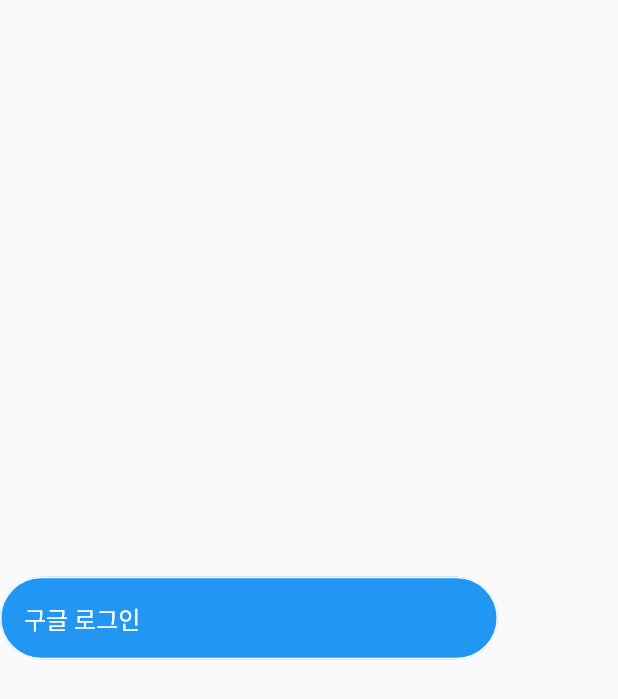
After one commit to lsh981127/Applepay-search-app-Capstone-Project, a Flutter app: the LoginPage screen opened directly, after a tap on "구글 로그인", on a phone screen of 412 x 824 dp. The commit adds this screen. Shown: the top 699 px of the screen. Run offline on Flutter 3.47's test engine with Material 2 defaults, Android fonts, the phone set to English and light mode, and no system bars; our stand-ins replace cloud_firestore, csv, firebase_auth, firebase_core, geolocator, google_maps_flutter and 1 more; missing offline and left inert: proj4dart; accounts and stored records are empty; network calls fail.

Commit message:
구글 로그인 구현

```diff
--- a/lib/main.dart
+++ b/lib/main.dart
@@ -5,6 +5,7 @@ import 'package:flutter/foundation.dart';
 import 'package:flutter/material.dart';
 import 'package:newcapstone/firebase_options.dart';
 import 'package:newcapstone/src/googleMap.dart';
+import 'package:newcapstone/src/login_page.dart';
 
 void main() async{
   WidgetsFlutterBinding.ensureInitialized();
@@ -16,8 +17,8 @@ void main() async{
 
 Widget platformChoice() {
   if(kIsWeb) {
-    // return mapPageWeb();
-    return googleMapPage();
+    // return LoginPage();
+    return LoginPage();
   } else {
     if(Platform.isAndroid) {
       // return mapPage();
--- a/lib/src/googleMap.dart
+++ b/lib/src/googleMap.dart
@@ -2,6 +2,7 @@ import 'dart:async';
 
 import 'package:flutter/material.dart';
 import 'package:flutter/services.dart';
+import 'package:geolocator/geolocator.dart';
 import 'package:google_maps_flutter/google_maps_flutter.dart';
 import 'package:csv/csv.dart';
 import 'package:proj4dart/proj4dart.dart';
@@ -29,7 +30,14 @@ class _googleMapPageState extends State<googleMapPage> {
     });
   }
 
-  Future<void> _readCsv() async{
+  Future<Position> getCurrentLocation() async {
+    Position position = await Geolocator.getCurrentPosition(
+        desiredAccuracy: LocationAccuracy.high);
+
+    return position;
+  }
+
+  Future<void> _readCsv() async {
     var srcProj=Projection.add('EPSG:2097','+proj=tmerc +lat_0=38 +lon_0=127 +k=1 +x_0=200000 +y_0=500000 +ellps=bessel +units=m +no_defs +towgs84=-115.80,474.99,674.11,1.16,-2.31,-1.63,6.43');
     var dstnProj=Projection.get('EPSG:4326')!;
     final csvData = await rootBundle.loadString('data_prototype_utf-8.csv');
@@ -89,7 +97,9 @@ class _googleMapPageState extends State<googleMapPage> {
         markers: _markers.toSet(),
       ),
       floatingActionButton: FloatingActionButton.extended(
-        onPressed: (){},
+        onPressed: (){
+          setState(() {});
+        },
         label: Text('버튼 테스트'),
       ),
     );
--- /dev/null
+++ b/lib/src/login_page.dart
@@ -0,0 +1,114 @@
+import 'package:cloud_firestore/cloud_firestore.dart';
+import 'package:firebase_auth/firebase_auth.dart';
+import 'package:flutter/material.dart';
+import 'package:google_sign_in/google_sign_in.dart';
+import 'package:newcapstone/src/googleMap.dart';
+
+
+class LoginPage extends StatefulWidget {
+  const LoginPage({Key? key}) : super(key: key);
+
+  @override
+  State<LoginPage> createState() => _LoginPageState();
+}
+
+class _LoginPageState extends State<LoginPage> {
+
+  Future<void> signInWithGoogle() async {
+    final GoogleSignInAccount? googleUser = await GoogleSignIn(
+        scopes: ["email", "profile"]).signIn();
+    final GoogleSignInAuthentication? googleAuth = await googleUser
+        ?.authentication;
+
+    final credential = GoogleAuthProvider.credential(
+      accessToken: googleAuth?.accessToken,
+      idToken: googleAuth?.idToken,
+    );
+
+    final UserCredential googleUserCredential = await FirebaseAuth.instance
+        .signInWithCredential(credential);
+    // print(googleUserCredential.additionalUserInfo?.profile);
+    // print(googleUserCredential.user?.email);
+
+    DocumentSnapshot loginCheckDoc = await FirebaseFirestore.instance
+        .collection('users').doc(FirebaseAuth.instance.currentUser!.uid).get();
+
+    if (!loginCheckDoc.exists) {
+      await FirebaseFirestore.instance
+          .collection('users')
+          .doc(FirebaseAuth.instance.currentUser!.uid)
+          .set(
+        {
+          'timeRegistry': FieldValue.serverTimestamp(),
+          'timeUpdate': FieldValue.serverTimestamp(),
+          'isStreaming': false,
+          'userEmail': googleUserCredential.user?.email,
+        },
+        SetOptions(merge: true),
+      );
+    }
+  }
+
+
+  @override
+  Widget build(BuildContext context) {
+    return Scaffold(
+      body: Column(
+        mainAxisAlignment: MainAxisAlignment.center,
+        crossAxisAlignment: CrossAxisAlignment.center,
+        children: [
+          ElevatedButton(
+            onPressed: () async {
+              if(!context.mounted) {
+                return ;
+              }
+              // showAlertDialog();
+              await signInWithGoogle();
+              Navigator.of(context).pushAndRemoveUntil(MaterialPageRoute(builder: (context) =>
+              const googleMapPage()), (Route<dynamic> route) => false);
+            },
+            style: ElevatedButton.styleFrom(
+                backgroundColor: Colors.blue,
+                elevation: 0.0,
+                shape: const RoundedRectangleBorder(
+                  borderRadius: BorderRadius.all(
+                      Radius.circular(50)
+                  ),
+                ),
+                side: const BorderSide(
+                  color: Colors.white,
+                )
+            ),
+            child: Container(
+              height: 55,
+              width: 300,
+              child: Row(
+                mainAxisAlignment: MainAxisAlignment.spaceBetween,
+                mainAxisSize: MainAxisSize.max,
+                children:  [
+                  // Container(
+                  //   width: 22,
+                  //   height: 22,
+                  //   child: const Image(
+                  //     image: AssetImage('assets/image/intro/google_icon.png'),
+                  //     fit: BoxFit.fill,
+                  //   ),
+                  // ),
+                  Text('구글 로그인',
+                    style: TextStyle(
+                        color: Colors.white,
+                        fontSize: 16,
+                        fontWeight: FontWeight.normal,
+                        height: 1.5
+                    ),
+                  ),
+                  SizedBox(width: 10,),
+                ],
+              ),
+            ),
+          ),
+        ],
+      ),
+    );
+  }
+}
```
Also changed, not shown: 1 other file.
